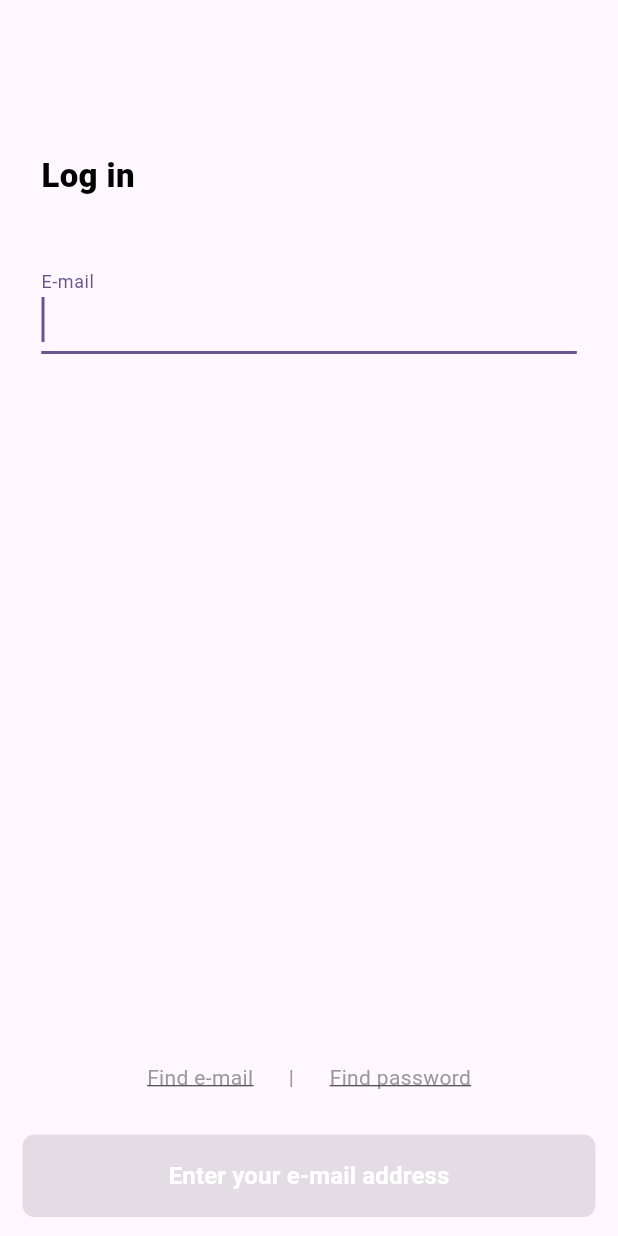
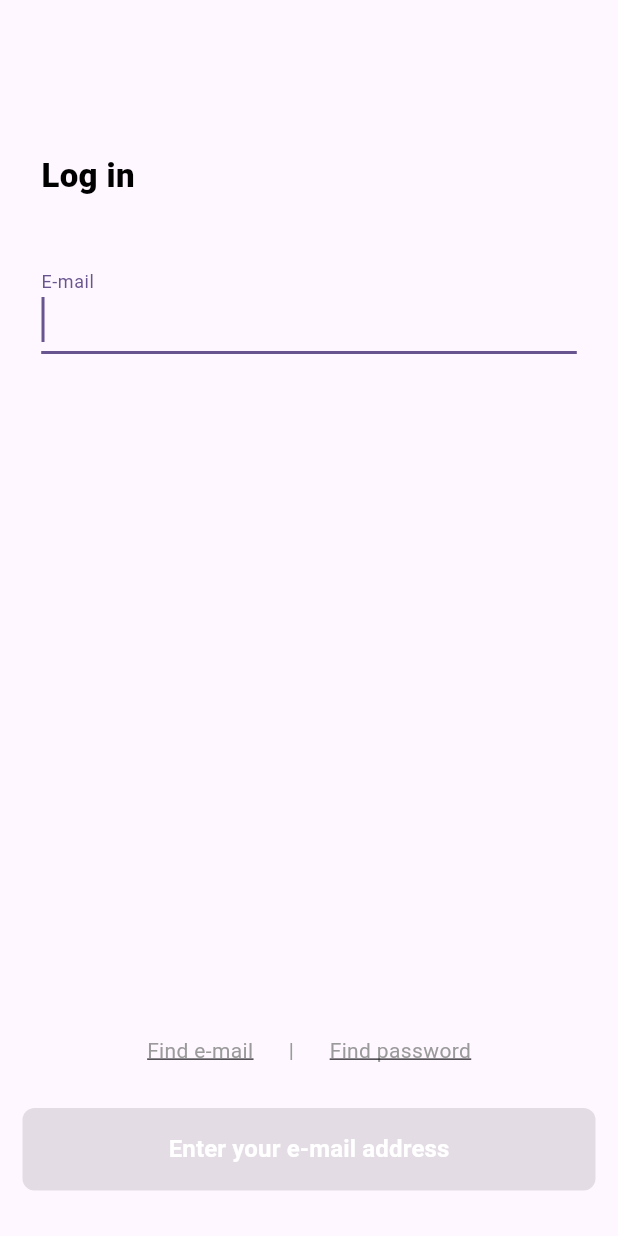
Before and after one commit to Zalbo-GJ/Flutter-sample-project, a Flutter app: the screen it shows after launch, on a phone screen of 412 x 824 dp. Run offline on Flutter 3.47's test engine with Material 2 defaults, Android fonts, the phone set to English and light mode, and no system bars; our stand-ins replace get.

Commit message:
fix(sample): overflow fix

```diff
--- a/lib/features/login_page/presentation/screen/login_page.dart
+++ b/lib/features/login_page/presentation/screen/login_page.dart
@@ -62,7 +62,7 @@ class LoginPage extends StatelessWidget {
                   ),
                 )),
             floatingActionButton: Container(
-              height: 100,
+              height: MediaQuery.of(context).size.height * (1 / 7),
               child: Column(
                 children: [
                   Row(
@@ -70,7 +70,6 @@ class LoginPage extends StatelessWidget {
                     children: [
                       GestureDetector(
                         onTap: () {
-                          // signinWithGoogle();
                         },
                         child: const Text(
                           "Find e-mail",
```
